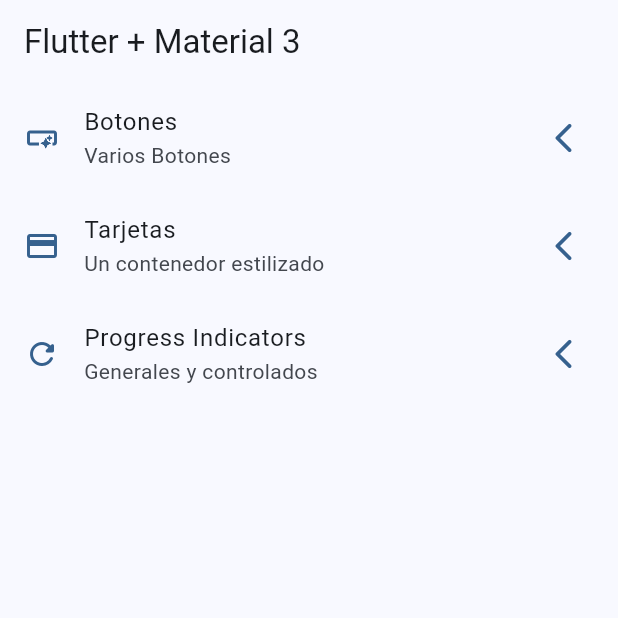
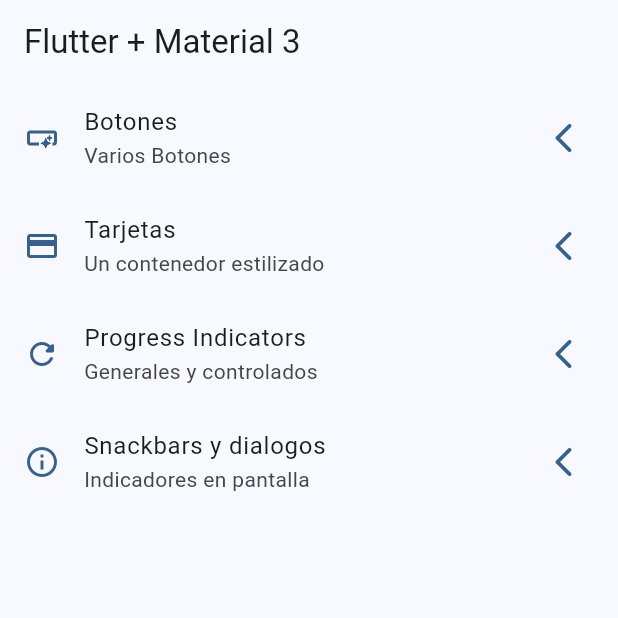
Before and after one commit to danielsimarro/widgets_app, a Flutter app: the screen it shows after launch, on a phone screen of 412 x 824 dp, the top half of it. Run offline on Flutter 3.47's test engine with Material 2 defaults, Android fonts, the phone set to English and light mode, and no system bars; our stand-ins replace go_router.

Commit message:
snackbars dialog terminados

```diff
--- a/lib/config/menu/menu_items.dart
+++ b/lib/config/menu/menu_items.dart
@@ -29,4 +29,9 @@ const appMenuItems = <MenuItem>[
       subTitle: 'Generales y controlados',
       link: '/progress',
       icon: Icons.refresh_rounded),
+  MenuItem(
+      title: 'Snackbars y dialogos',
+      subTitle: 'Indicadores en pantalla',
+      link: '/sanckbar',
+      icon: Icons.info_outline)
 ];
--- a/lib/config/router/app_router.dart
+++ b/lib/config/router/app_router.dart
@@ -24,6 +24,11 @@ final appRouter = GoRouter(
       path: '/progress',
       name: ProgressScreen.name,
       builder: (context, state) => const ProgressScreen(),
+    ),
+    GoRoute(
+      path: '/sanckbar',
+      name: SnackbarScreen.name,
+      builder: (context, state) => const SnackbarScreen(),
     )
   ],
 );
--- a/lib/main.dart
+++ b/lib/main.dart
@@ -13,6 +13,7 @@ class MainApp extends StatelessWidget {
   Widget build(BuildContext context) {
     // Con el router especificamos todas las rutas en appRouter
     return MaterialApp.router(
+      title: 'Flutter Widgets',
       routerConfig: appRouter,
       debugShowCheckedModeBanner: false,
       theme: AppTheme(selectedColor: 0).getTheme(),
--- a/lib/presentation/screens/progress/progress_screen.dart
+++ b/lib/presentation/screens/progress/progress_screen.dart
@@ -53,6 +53,7 @@ class _ControlledProgresIndicator extends StatelessWidget {
         //Creamos un streem builder que cada 300 milisegundos va aumentando la barra de progreso
         stream: Stream.periodic(const Duration(milliseconds: 300), (value) {
           return (value * 2) / 100;
+          // El takeWhile dice que cuando el value llegue a 100 para la barra
         }).takeWhile((value) => value < 100),
         builder: (context, snapshot) {
           final progresValue = snapshot.data ?? 0;
--- a/lib/presentation/screens/screens.dart
+++ b/lib/presentation/screens/screens.dart
@@ -1,6 +1,6 @@
 // Esta clase va a exportart todas mis libreria para no sobre saturar una clase que las necesite
+export 'package:widgets_app/presentation/screens/snackbar/snackbar_screen.dart';
 export 'package:widgets_app/presentation/screens/app_tutorial/app_tutorial_screen.dart';
-export 'package:flutter/material.dart';
 export 'package:widgets_app/presentation/screens/infinite_scroll/infinite_scroll_screen.dart';
 export 'package:widgets_app/presentation/screens/progress/progress_screen.dart';
 export 'package:widgets_app/presentation/screens/ui_controls/ui_controls_screen.dart';
```
Also changed, not shown: lib/presentation/screens/snackbar/snackbar_screen.dart (+56 -1 lines).
